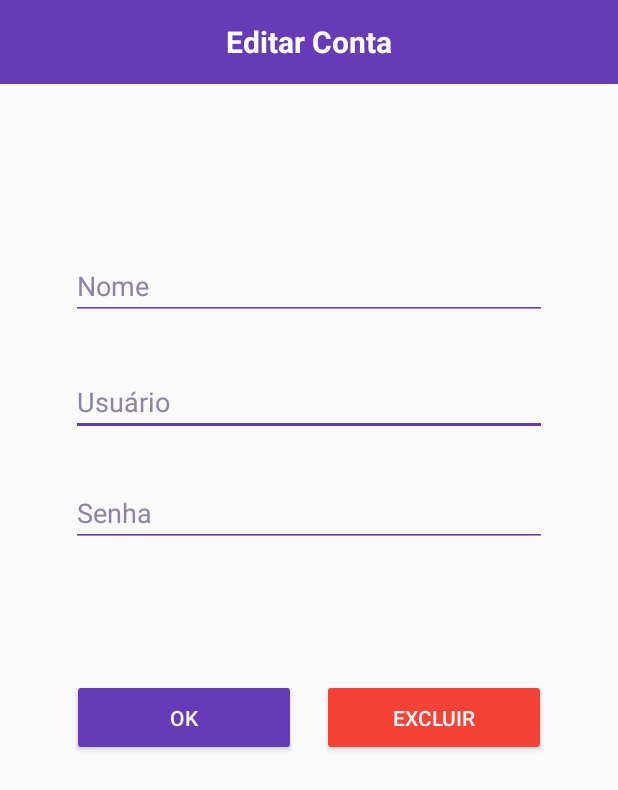
After one commit to gmn-95/FATEC-Programacao-para-Dispositivos-Moveis-Versao-ANDROID, an Android app: the ViewUsuarioEditarConta screen opened directly, with no data from a screen before it, on a phone screen of 412 x 824 dp. The commit adds this screen. Shown: the top 790 px of the screen. Run offline under Robolectric (Android 15) with nearby library versions, the light colour scheme and no system bars; 3 statements that could not run were skipped.

Commit message:
implementando opção de editar e excluir conta

```diff
--- a/app/src/main/AndroidManifest.xml
+++ b/app/src/main/AndroidManifest.xml
@@ -13,6 +13,9 @@
         android:supportsRtl="true"
         android:theme="@style/Theme.Agenda"
         tools:targetApi="31">
+        <activity
+            android:name=".view.usuario.ViewUsuarioEditarConta"
+            android:exported="false" />
         <activity
             android:name=".view.usuario.ViewUsuarioCadastrar"
             android:exported="false" />
--- a/app/src/main/java/com/br/agenda/model/bean/Usuario.java
+++ b/app/src/main/java/com/br/agenda/model/bean/Usuario.java
@@ -12,7 +12,7 @@ import java.util.Objects;
 @DatabaseTable(tableName="usuario")
 public class Usuario implements Serializable, Parcelable {
 
-    private static final long serialVersionUID = 1L;
+    private static final long serialVersionUID = 3L;
 
     @DatabaseField(generatedId = true, columnName = "idUsuario")
     private Integer id;
--- a/app/src/main/java/com/br/agenda/util/DBHelper.java
+++ b/app/src/main/java/com/br/agenda/util/DBHelper.java
@@ -14,7 +14,7 @@ import java.sql.SQLException;
 
 public class DBHelper extends OrmLiteSqliteOpenHelper {
 
-    private static final int serialVersionUID = 5;
+    private static final int serialVersionUID = 7;
     private static final String databaseName = "agenda.db";
 
     public DBHelper(Context context) {
--- /dev/null
+++ b/app/src/main/java/com/br/agenda/view/usuario/ViewUsuarioEditarConta.java
@@ -0,0 +1,96 @@
+package com.br.agenda.view.usuario;
+
+import androidx.activity.OnBackPressedCallback;
+import androidx.appcompat.app.AppCompatActivity;
+
+import android.content.Intent;
+import android.os.Bundle;
+import android.os.Parcelable;
+import android.view.View;
+import android.widget.EditText;
+import android.widget.Toast;
+
+import com.br.agenda.MainActivity;
+import com.br.agenda.R;
+import com.br.agenda.controller.AgendamentoController;
+import com.br.agenda.controller.UsuarioController;
+import com.br.agenda.model.bean.Usuario;
+import com.br.agenda.view.agendamento.ViewAgendamentos;
+
+import java.sql.SQLException;
+
+public class ViewUsuarioEditarConta extends AppCompatActivity {
+
+    private Usuario usuario;
+    private UsuarioController usuarioController;
+
+    private EditText login, senha, nome;
+
+    @Override
+    protected void onCreate(Bundle savedInstanceState) {
+        super.onCreate(savedInstanceState);
+        setContentView(R.layout.activity_view_usuario_editar_conta);
+
+        usuario = getIntent().getParcelableExtra("user");
+
+        OnBackPressedCallback callback = new OnBackPressedCallback(true) {
+            @Override
+            public void handleOnBackPressed() {
+                Intent intent = new Intent(ViewUsuarioEditarConta.this, ViewAgendamentos.class);
+                intent.putExtra("user", (Parcelable) usuario);
+                startActivity(intent);
+                finish();
+            }
+        };
+        getOnBackPressedDispatcher().addCallback(this, callback);
+
+        nome = (EditText) findViewById(R.id.textInputNomeEditar);
+        login = (EditText) findViewById(R.id.textInputUsuarioEditar);
+        senha = (EditText) findViewById(R.id.textInputSenhaEditar);
+
+        nome.setText(usuario.getNome());
+        login.setText(usuario.getLogin());
+        senha.setText(usuario.getSenha());
+
+    }
+
+    public void editarConta(View view){
+
+        try {
+            Usuario usu = new Usuario(usuario.getId(), nome.getText().toString(), login.getText().toString(), senha.getText().toString());
+            usuarioController = new UsuarioController(ViewUsuarioEditarConta.this);
+            usuarioController.atualiza(usu);
+
+            Toast.makeText(this, "Usuário editado com sucesso!", Toast.LENGTH_LONG)
+                    .show();
+
+            Intent intent = new Intent(ViewUsuarioEditarConta.this, ViewAgendamentos.class);
+            intent.putExtra("user", (Parcelable) usu);
+            startActivity(intent);
+            finish();
+        }
+        catch (SQLException e){
+            e.printStackTrace();
+        }
+    }
+
+    public void excluirConta(View view){
+        try {
+            AgendamentoController agendamentoController = new AgendamentoController(ViewUsuarioEditarConta.this);
+            usuarioController = new UsuarioController(ViewUsuarioEditarConta.this);
+
+            agendamentoController.excluirPorUsuario(usuario);
+            usuarioController.excluir(usuario);
+
+            Toast.makeText(this, "Conta excluída com sucesso!", Toast.LENGTH_LONG)
+                    .show();
+
+            Intent intent = new Intent(ViewUsuarioEditarConta.this, MainActivity.class);
+            startActivity(intent);
+            finish();
+
+        } catch (SQLException e) {
+            e.printStackTrace();
+        }
+    }
+}
--- /dev/null
+++ b/app/src/main/res/drawable/ic_baseline_person_24.xml
@@ -0,0 +1,5 @@
+<vector android:height="24dp" android:tint="#000000"
+    android:viewportHeight="24" android:viewportWidth="24"
+    android:width="24dp" xmlns:android="http://schemas.android.com/apk/res/android">
+    <path android:fillColor="@android:color/white" android:pathData="M12,12c2.21,0 4,-1.79 4,-4s-1.79,-4 -4,-4 -4,1.79 -4,4 1.79,4 4,4zM12,14c-2.67,0 -8,1.34 -8,4v2h16v-2c0,-2.66 -5.33,-4 -8,-4z"/>
+</vector>
--- /dev/null
+++ b/app/src/main/res/layout/activity_view_usuario_editar_conta.xml
@@ -0,0 +1,113 @@
+<?xml version="1.0" encoding="utf-8"?>
+<androidx.constraintlayout.widget.ConstraintLayout xmlns:android="http://schemas.android.com/apk/res/android"
+    xmlns:app="http://schemas.android.com/apk/res-auto"
+    xmlns:tools="http://schemas.android.com/tools"
+    android:layout_width="match_parent"
+    android:layout_height="match_parent"
+    tools:context=".view.usuario.ViewUsuarioEditarConta">
+
+    <Toolbar
+        android:id="@+id/toolbar"
+        android:background="#673AB7"
+        android:layout_width="match_parent"
+        android:layout_height="wrap_content"
+        tools:ignore="MissingConstraints">
+
+        <TextView
+            android:id="@+id/toolbar_title"
+            android:layout_width="wrap_content"
+            android:layout_height="wrap_content"
+            android:textColor="@color/white"
+            android:textSize="20dp"
+            android:textStyle="bold"
+            android:popupTheme="@style/ThemeOverlay.AppCompat.Light"
+            android:layout_gravity="center"
+            android:text="Editar Conta"
+            />
+
+    </Toolbar>
+
+    <com.google.android.material.textfield.TextInputLayout
+        android:layout_width="409dp"
+        android:layout_height="wrap_content"
+        app:layout_constraintTop_toTopOf="parent"
+        tools:layout_editor_absoluteX="1dp"
+        tools:ignore="MissingConstraints">
+
+    </com.google.android.material.textfield.TextInputLayout>
+
+    <com.google.android.material.textfield.TextInputEditText
+        android:id="@+id/textInputUsuarioEditar"
+        android:layout_width="317dp"
+        android:layout_height="45dp"
+        android:layout_marginTop="32dp"
+        android:backgroundTint="#673AB7"
+        android:hint="Usuário"
+        android:shadowColor="#673AB7"
+        android:textColor="#7D5CB6"
+        android:textColorHint="#8F82A6"
+        app:layout_constraintEnd_toEndOf="parent"
+        app:layout_constraintStart_toStartOf="parent"
+        app:layout_constraintTop_toBottomOf="@+id/textInputNomeEditar" />
+
+    <com.google.android.material.textfield.TextInputEditText
+        android:id="@+id/textInputNomeEditar"
+        android:layout_width="317dp"
+        android:layout_height="45dp"
+        android:layout_marginTop="168dp"
+        android:backgroundTint="#673AB7"
+        android:hint="Nome"
+        android:shadowColor="#673AB7"
+        android:textColor="#7D5CB6"
+        android:textColorHint="#8F82A6"
+        app:layout_constraintEnd_toEndOf="parent"
+        app:layout_constraintStart_toStartOf="parent"
+        app:layout_constraintTop_toTopOf="parent" />
+
+    <EditText
+        android:id="@+id/textInputSenhaEditar"
+        android:layout_width="317dp"
+        android:layout_height="42dp"
+        android:layout_marginTop="32dp"
+        android:backgroundTint="#673AB7"
+        android:ellipsize="middle"
+        android:ems="10"
+        android:hint="Senha"
+        android:inputType="textPassword"
+        android:shadowColor="#673AB7"
+        android:textColor="#7D5CB6"
+        android:textColorHint="#8F82A6"
+        app:layout_constraintEnd_toEndOf="parent"
+        app:layout_constraintStart_toStartOf="parent"
+        app:layout_constraintTop_toBottomOf="@+id/textInputUsuarioEditar"
+        tools:ignore="DuplicateIds" />
+
+    <Button
+        android:id="@+id/btnExcluirUsuario"
+        android:layout_width="149dp"
+        android:layout_height="51dp"
+        android:layout_marginTop="88dp"
+        android:backgroundTint="#F44336"
+        android:onClick="excluirConta"
+        android:text="Excluir"
+        android:textColor="#F4F4F4"
+        app:layout_constraintEnd_toEndOf="parent"
+        app:layout_constraintHorizontal_bias="0.816"
+        app:layout_constraintStart_toStartOf="parent"
+        app:layout_constraintTop_toBottomOf="@+id/textInputSenhaEditar" />
+
+    <Button
+        android:id="@+id/btnEditarUsuario"
+        android:layout_width="149dp"
+        android:layout_height="51dp"
+        android:layout_marginTop="88dp"
+        android:backgroundTint="#673AB7"
+        android:onClick="editarConta"
+        android:text="OK"
+        android:textColor="#F4F4F4"
+        app:layout_constraintEnd_toEndOf="parent"
+        app:layout_constraintHorizontal_bias="0.183"
+        app:layout_constraintStart_toStartOf="parent"
+        app:layout_constraintTop_toBottomOf="@+id/textInputSenhaEditar" />
+
+</androidx.constraintlayout.widget.ConstraintLayout>
```
Also changed, not shown: app/src/main/java/com/br/agenda/MainActivity.java (+10 -4 lines), app/src/main/java/com/br/agenda/controller/AgendamentoController.java (+17 -0 lines), app/src/main/java/com/br/agenda/controller/UsuarioController.java (+10 -1 lines), app/src/main/java/com/br/agenda/model/bean/Agendamento.java (+4 -3 lines), app/src/main/java/com/br/agenda/view/agendamento/ViewAgendamentos.java (+10 -0 lines), app/src/main/res/layout/activity_agendamentos.xml (+15 -1 lines).
